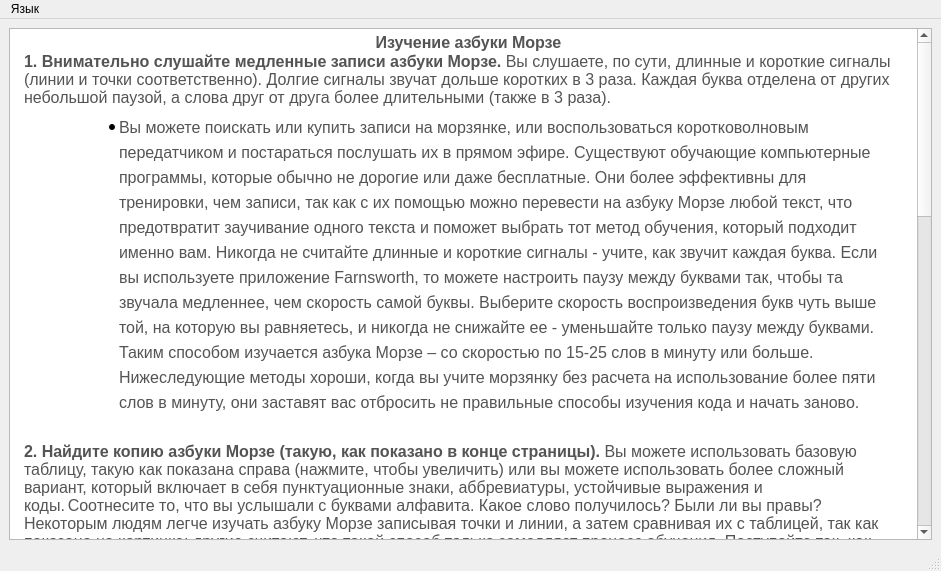
This is Morze/studywindow.ui in akbarshar1pov/morze as Qt 5 draws it before an edit. The edited form follows.
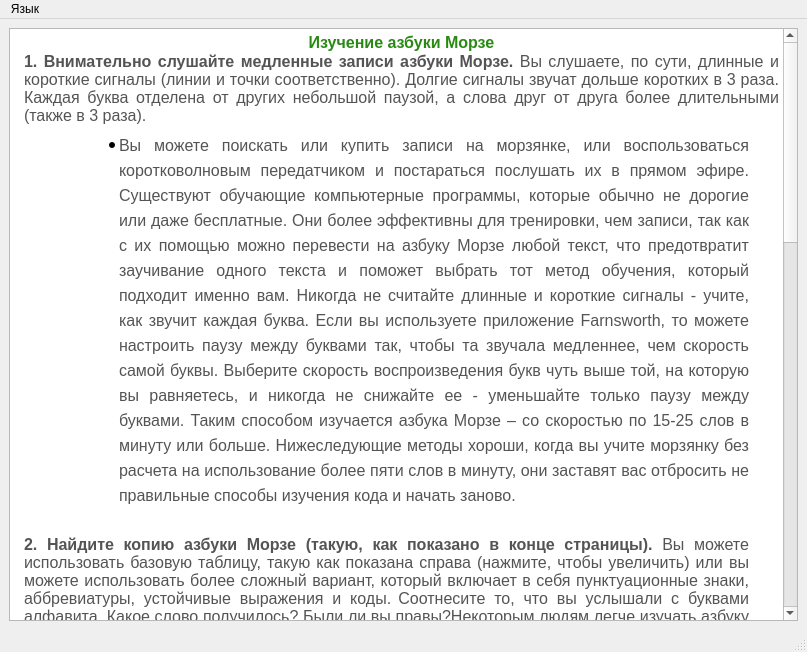
This is the edited form. Icons and pictures are not drawn.

Commit message: add pictures for 'learning morze code' part

What changed in the file:
```diff
--- a/Morze/studywindow.ui
+++ b/Morze/studywindow.ui
@@ -6,8 +6,8 @@
    <rect>
     <x>0</x>
     <y>0</y>
-    <width>941</width>
-    <height>571</height>
+    <width>807</width>
+    <height>652</height>
    </rect>
   </property>
   <property name="windowTitle">
@@ -37,22 +37,28 @@
 &lt;html&gt;&lt;head&gt;&lt;meta name=&quot;qrichtext&quot; content=&quot;1&quot; /&gt;&lt;style type=&quot;text/css&quot;&gt;
 p, li { white-space: pre-wrap; }
 &lt;/style&gt;&lt;/head&gt;&lt;body style=&quot; font-family:'MS Shell Dlg 2'; font-size:12pt; font-weight:400; font-style:normal;&quot;&gt;
-&lt;p align=&quot;center&quot; style=&quot; margin-top:0px; margin-bottom:0px; margin-left:10px; margin-right:0px; -qt-block-indent:0; text-indent:0px;&quot;&gt;&lt;span style=&quot; font-family:'Helvetica','Nimbus Sans L','Arial','Liberation Sans','sans-serif'; font-weight:600; color:#545454;&quot;&gt;Изучение азбуки Морзе&lt;/span&gt;&lt;/p&gt;
-&lt;p style=&quot; margin-top:0px; margin-bottom:0px; margin-left:10px; margin-right:0px; -qt-block-indent:0; text-indent:0px;&quot;&gt;&lt;span style=&quot; font-family:'Helvetica','Nimbus Sans L','Arial','Liberation Sans','sans-serif'; font-weight:600; color:#545454;&quot;&gt;1. &lt;/span&gt;&lt;span style=&quot; font-family:'inherit'; font-size:16px; font-weight:600; color:#545454;&quot;&gt;Внимательно слушайте медленные записи азбуки Морзе.&lt;/span&gt;&lt;span style=&quot; font-family:'Helvetica','Nimbus Sans L','Arial','Liberation Sans','sans-serif'; font-size:16px; color:#545454;&quot;&gt; Вы слушаете, по сути, длинные и короткие сигналы (линии и точки соответственно). Долгие сигналы звучат дольше коротких в 3 раза. Каждая буква отделена от других небольшой паузой, а слова друг от друга более длительными (также в 3 раза).&lt;/span&gt;&lt;/p&gt;
-&lt;ul style=&quot;margin-top: 0px; margin-bottom: 0px; margin-left: 0px; margin-right: 0px; -qt-list-indent: 1;&quot;&gt;&lt;li style=&quot; font-family:'inherit'; font-size:16px; color:#545454; background-color:#ffffff;&quot; style=&quot; margin-top:5px; margin-bottom:0px; margin-left:65px; margin-right:30px; -qt-block-indent:0; text-indent:0px; line-height:25px;&quot;&gt;&lt;span style=&quot; font-size:16px;&quot;&gt;Вы можете поискать или купить записи на морзянке, или воспользоваться коротковолновым передатчиком и постараться послушать их в прямом эфире. Существуют обучающие компьютерные программы, которые обычно не дорогие или даже бесплатные. Они более эффективны для тренировки, чем записи, так как с их помощью можно перевести на азбуку Морзе любой текст, что предотвратит заучивание одного текста и поможет выбрать тот метод обучения, который подходит именно вам. Никогда не считайте длинные и короткие сигналы - учите, как звучит каждая буква. Если вы используете приложение Farnsworth, то можете настроить паузу между буквами так, чтобы та звучала медленнее, чем скорость самой буквы. Выберите скорость воспроизведения букв чуть выше той, на которую вы равняетесь, и никогда не снижайте ее - уменьшайте только паузу между буквами. Таким способом изучается азбука Морзе – со скоростью по 15-25 слов в минуту или больше. Нижеследующие методы хороши, когда вы учите морзянку без расчета на использование более пяти слов в минуту, они заставят вас отбросить не правильные способы изучения кода и начать заново.&lt;/span&gt;&lt;/li&gt;&lt;/ul&gt;
+&lt;p align=&quot;center&quot; style=&quot; margin-top:0px; margin-bottom:0px; margin-left:10px; margin-right:0px; -qt-block-indent:0; text-indent:0px;&quot;&gt;&lt;span style=&quot; font-family:'Helvetica','Nimbus Sans L','Arial','Liberation Sans','sans-serif'; font-weight:600; color:#288a12;&quot;&gt;Изучение азбуки Морзе&lt;/span&gt;&lt;/p&gt;
+&lt;p style=&quot; margin-top:0px; margin-bottom:0px; margin-left:10px; margin-right:0px; -qt-block-indent:0; text-indent:0px;&quot;&gt;&lt;img src=&quot;:/img/1_Step_for_study_morze_code.jfif&quot; /&gt;&lt;/p&gt;
+&lt;p align=&quot;justify&quot; style=&quot; margin-top:0px; margin-bottom:0px; margin-left:10px; margin-right:0px; -qt-block-indent:0; text-indent:0px;&quot;&gt;&lt;span style=&quot; font-family:'Helvetica','Nimbus Sans L','Arial','Liberation Sans','sans-serif'; font-weight:600; color:#545454;&quot;&gt;1. &lt;/span&gt;&lt;span style=&quot; font-family:'inherit'; font-size:16px; font-weight:600; color:#545454;&quot;&gt;Внимательно слушайте медленные записи азбуки Морзе.&lt;/span&gt;&lt;span style=&quot; font-family:'Helvetica','Nimbus Sans L','Arial','Liberation Sans','sans-serif'; font-size:16px; color:#545454;&quot;&gt; Вы слушаете, по сути, длинные и короткие сигналы (линии и точки соответственно). Долгие сигналы звучат дольше коротких в 3 раза. Каждая буква отделена от других небольшой паузой, а слова друг от друга более длительными (также в 3 раза).&lt;/span&gt;&lt;/p&gt;
+&lt;ul style=&quot;margin-top: 0px; margin-bottom: 0px; margin-left: 0px; margin-right: 0px; -qt-list-indent: 1;&quot;&gt;&lt;li style=&quot; font-family:'inherit'; font-size:16px; color:#545454; background-color:#ffffff;&quot; align=&quot;justify&quot; style=&quot; margin-top:5px; margin-bottom:0px; margin-left:65px; margin-right:30px; -qt-block-indent:0; text-indent:0px; line-height:25px;&quot;&gt;&lt;span style=&quot; font-size:16px;&quot;&gt;Вы можете поискать или купить записи на морзянке, или воспользоваться коротковолновым передатчиком и постараться послушать их в прямом эфире. Существуют обучающие компьютерные программы, которые обычно не дорогие или даже бесплатные. Они более эффективны для тренировки, чем записи, так как с их помощью можно перевести на азбуку Морзе любой текст, что предотвратит заучивание одного текста и поможет выбрать тот метод обучения, который подходит именно вам. Никогда не считайте длинные и короткие сигналы - учите, как звучит каждая буква. Если вы используете приложение Farnsworth, то можете настроить паузу между буквами так, чтобы та звучала медленнее, чем скорость самой буквы. Выберите скорость воспроизведения букв чуть выше той, на которую вы равняетесь, и никогда не снижайте ее - уменьшайте только паузу между буквами. Таким способом изучается азбука Морзе – со скоростью по 15-25 слов в минуту или больше. Нижеследующие методы хороши, когда вы учите морзянку без расчета на использование более пяти слов в минуту, они заставят вас отбросить не правильные способы изучения кода и начать заново.&lt;/span&gt;&lt;/li&gt;&lt;/ul&gt;
 &lt;p style=&quot;-qt-paragraph-type:empty; margin-top:5px; margin-bottom:0px; margin-left:65px; margin-right:30px; -qt-block-indent:1; text-indent:0px; line-height:25px; font-family:'inherit'; font-size:16px; color:#545454; background-color:#ffffff;&quot;&gt;&lt;br /&gt;&lt;/p&gt;
-&lt;p style=&quot; margin-top:0px; margin-bottom:0px; margin-left:10px; margin-right:30px; -qt-block-indent:0; text-indent:0px;&quot;&gt;&lt;span style=&quot; font-family:'inherit'; font-size:16px; font-weight:600; color:#545454;&quot;&gt;2. Найдите копию азбуки Морзе (такую, как показано в конце страницы).&lt;/span&gt;&lt;span style=&quot; font-family:'Helvetica','Nimbus Sans L','Arial','Liberation Sans','sans-serif'; font-size:16px; color:#545454;&quot;&gt; Вы можете использовать базовую таблицу, такую как показана справа (нажмите, чтобы увеличить) или вы можете использовать более сложный вариант, который включает в себя пунктуационные знаки, аббревиатуры, устойчивые выражения и коды.&lt;/span&gt;&lt;span style=&quot; font-family:'inherit'; font-size:16px; color:#545454; vertical-align:super;&quot;&gt; &lt;/span&gt;&lt;span style=&quot; font-family:'Helvetica','Nimbus Sans L','Arial','Liberation Sans','sans-serif'; font-size:16px; color:#545454;&quot;&gt;Соотнесите то, что вы услышали с буквами алфавита. Какое слово получилось? Были ли вы правы?Некоторым людям легче изучать азбуку Морзе записывая точки и линии, а затем сравнивая их с таблицей, так как показано на картинке; другие считают, что такой способ только замедляет процесс обучения. Поступайте так, как вам больше нравиться. Если вы выберете способ, который не предполагает транскрипции записанных точек и линий, то вы можете использовать таблицу произношения, которая содержит звуки сигналов азбуки Морзе, таким образом, как вы их слышите.&lt;/span&gt;&lt;/p&gt;
+&lt;p style=&quot; margin-top:0px; margin-bottom:0px; margin-left:10px; margin-right:30px; -qt-block-indent:0; text-indent:0px;&quot;&gt;&lt;img src=&quot;:/img/2_Step_for_study_morze_code.jfif&quot; /&gt;&lt;/p&gt;
+&lt;p align=&quot;justify&quot; style=&quot; margin-top:0px; margin-bottom:0px; margin-left:10px; margin-right:30px; -qt-block-indent:0; text-indent:0px;&quot;&gt;&lt;span style=&quot; font-family:'inherit'; font-size:16px; font-weight:600; color:#545454;&quot;&gt;2. Найдите копию азбуки Морзе (такую, как показано в конце страницы).&lt;/span&gt;&lt;span style=&quot; font-family:'Helvetica','Nimbus Sans L','Arial','Liberation Sans','sans-serif'; font-size:16px; color:#545454;&quot;&gt; Вы можете использовать базовую таблицу, такую как показана справа (нажмите, чтобы увеличить) или вы можете использовать более сложный вариант, который включает в себя пунктуационные знаки, аббревиатуры, устойчивые выражения и коды.&lt;/span&gt;&lt;span style=&quot; font-family:'inherit'; font-size:16px; color:#545454; vertical-align:super;&quot;&gt; &lt;/span&gt;&lt;span style=&quot; font-family:'Helvetica','Nimbus Sans L','Arial','Liberation Sans','sans-serif'; font-size:16px; color:#545454;&quot;&gt;Соотнесите то, что вы услышали с буквами алфавита. Какое слово получилось? Были ли вы правы?Некоторым людям легче изучать азбуку Морзе записывая точки и линии, а затем сравнивая их с таблицей, так как показано на картинке; другие считают, что такой способ только замедляет процесс обучения. Поступайте так, как вам больше нравиться. Если вы выберете способ, который не предполагает транскрипции записанных точек и линий, то вы можете использовать таблицу произношения, которая содержит звуки сигналов азбуки Морзе, таким образом, как вы их слышите.&lt;/span&gt;&lt;/p&gt;
 &lt;p style=&quot;-qt-paragraph-type:empty; margin-top:0px; margin-bottom:0px; margin-left:10px; margin-right:30px; -qt-block-indent:0; text-indent:0px; font-family:'Helvetica','Nimbus Sans L','Arial','Liberation Sans','sans-serif'; font-size:16px; color:#545454;&quot;&gt;&lt;br /&gt;&lt;/p&gt;
-&lt;p style=&quot; margin-top:0px; margin-bottom:0px; margin-left:10px; margin-right:30px; -qt-block-indent:0; text-indent:0px;&quot;&gt;&lt;span style=&quot; font-family:'Helvetica','Nimbus Sans L','Arial','Liberation Sans','sans-serif'; font-weight:600; color:#545454;&quot;&gt;3. &lt;/span&gt;&lt;span style=&quot; font-family:'inherit'; font-size:16px; font-weight:600; color:#545454;&quot;&gt;Произносите.&lt;/span&gt;&lt;span style=&quot; font-family:'Helvetica','Nimbus Sans L','Arial','Liberation Sans','sans-serif'; font-size:16px; color:#545454;&quot;&gt; Отрабатывайте перевод простых слов и предложений на азбуку Морзе. Вначале вы можете записать слово, затем озвучить его, но со временем вам надо постараться сразу проговаривать слово. Вот, к примеру, английское слово “cat”. &lt;/span&gt;&lt;/p&gt;
-&lt;p style=&quot; margin-top:0px; margin-bottom:0px; margin-left:10px; margin-right:30px; -qt-block-indent:0; text-indent:0px;&quot;&gt;&lt;span style=&quot; font-family:'Helvetica','Nimbus Sans L','Arial','Liberation Sans','sans-serif'; font-size:16px; color:#545454;&quot;&gt;Запишите его: &amp;quot;&lt;/span&gt;&lt;span style=&quot; font-family:'inherit'; font-size:16px; color:#545454;&quot;&gt;-.-.&amp;quot;   &amp;quot;.-&amp;quot;   &amp;quot;-&amp;quot;, &lt;/span&gt;&lt;span style=&quot; font-family:'Helvetica','Nimbus Sans L','Arial','Liberation Sans','sans-serif'; font-size:16px; color:#545454;&quot;&gt;после озвучьте слово (вы можете использовать кнопки на мобильном телефоне или озвучить с помощью голоса – именно этот способ, скорее всего, поможет вам скорее освоить азбуку Морзе). Чтобы произносить азбуку Морзе, вы должны помнить, что дит произносится с коротким «и» и глухой «т». Дах – это короткий звук. На английском языке слово “cat” произноситься как «дах-ди-дах-ди ди-дах дах». Как только вы освоитесь, выберите детскую книгу и постарайтесь перевести ее текст в азбуку Морзе, без записывания букв. Запишите себя и проиграйте запись после, чтобы проверить насколько правильно вы справились.&lt;/span&gt;&lt;/p&gt;
-&lt;ul style=&quot;margin-top: 0px; margin-bottom: 0px; margin-left: 0px; margin-right: 0px; -qt-list-indent: 1;&quot;&gt;&lt;li style=&quot; font-family:'inherit'; font-size:16px; color:#545454; background-color:#ffffff;&quot; style=&quot; margin-top:5px; margin-bottom:0px; margin-left:65px; margin-right:30px; -qt-block-indent:0; text-indent:0px; line-height:25px;&quot;&gt;&lt;span style=&quot; font-size:16px;&quot;&gt;Не забывайте про паузы. Каждую букву должны отделять паузы, по длине равные озвучке тире (т.е. в три раза дольше звучания точки). Каждое слово должно окружаться паузами, длина пауз - порядка 7 длин звучания точки. Чем лучше вы отработаете расстановку пауз, тем проще будет понять ваш код.&lt;/span&gt;&lt;/li&gt;&lt;/ul&gt;
+&lt;p style=&quot; margin-top:0px; margin-bottom:0px; margin-left:10px; margin-right:30px; -qt-block-indent:0; text-indent:0px;&quot;&gt;&lt;img src=&quot;:/img/3_Step_for_study_morze_code.jfif&quot; /&gt;&lt;/p&gt;
+&lt;p align=&quot;justify&quot; style=&quot; margin-top:0px; margin-bottom:0px; margin-left:10px; margin-right:30px; -qt-block-indent:0; text-indent:0px;&quot;&gt;&lt;span style=&quot; font-family:'Helvetica','Nimbus Sans L','Arial','Liberation Sans','sans-serif'; font-weight:600; color:#545454;&quot;&gt;3. &lt;/span&gt;&lt;span style=&quot; font-family:'inherit'; font-size:16px; font-weight:600; color:#545454;&quot;&gt;Произносите.&lt;/span&gt;&lt;span style=&quot; font-family:'Helvetica','Nimbus Sans L','Arial','Liberation Sans','sans-serif'; font-size:16px; color:#545454;&quot;&gt; Отрабатывайте перевод простых слов и предложений на азбуку Морзе. Вначале вы можете записать слово, затем озвучить его, но со временем вам надо постараться сразу проговаривать слово. Вот, к примеру, английское слово “cat”. &lt;/span&gt;&lt;/p&gt;
+&lt;p align=&quot;justify&quot; style=&quot; margin-top:0px; margin-bottom:0px; margin-left:10px; margin-right:30px; -qt-block-indent:0; text-indent:0px;&quot;&gt;&lt;span style=&quot; font-family:'Helvetica','Nimbus Sans L','Arial','Liberation Sans','sans-serif'; font-size:16px; color:#545454;&quot;&gt;Запишите его: &amp;quot;&lt;/span&gt;&lt;span style=&quot; font-family:'inherit'; font-size:16px; color:#545454;&quot;&gt;-.-.&amp;quot;   &amp;quot;.-&amp;quot;   &amp;quot;-&amp;quot;, &lt;/span&gt;&lt;span style=&quot; font-family:'Helvetica','Nimbus Sans L','Arial','Liberation Sans','sans-serif'; font-size:16px; color:#545454;&quot;&gt;после озвучьте слово (вы можете использовать кнопки на мобильном телефоне или озвучить с помощью голоса – именно этот способ, скорее всего, поможет вам скорее освоить азбуку Морзе). Чтобы произносить азбуку Морзе, вы должны помнить, что дит произносится с коротким «и» и глухой «т». Дах – это короткий звук. На английском языке слово “cat” произноситься как «дах-ди-дах-ди ди-дах дах». Как только вы освоитесь, выберите детскую книгу и постарайтесь перевести ее текст в азбуку Морзе, без записывания букв. Запишите себя и проиграйте запись после, чтобы проверить насколько правильно вы справились.&lt;/span&gt;&lt;/p&gt;
+&lt;ul style=&quot;margin-top: 0px; margin-bottom: 0px; margin-left: 0px; margin-right: 0px; -qt-list-indent: 1;&quot;&gt;&lt;li style=&quot; font-family:'inherit'; font-size:16px; color:#545454; background-color:#ffffff;&quot; align=&quot;justify&quot; style=&quot; margin-top:5px; margin-bottom:0px; margin-left:65px; margin-right:30px; -qt-block-indent:0; text-indent:0px; line-height:25px;&quot;&gt;&lt;span style=&quot; font-size:16px;&quot;&gt;Не забывайте про паузы. Каждую букву должны отделять паузы, по длине равные озвучке тире (т.е. в три раза дольше звучания точки). Каждое слово должно окружаться паузами, длина пауз - порядка 7 длин звучания точки. Чем лучше вы отработаете расстановку пауз, тем проще будет понять ваш код.&lt;/span&gt;&lt;/li&gt;&lt;/ul&gt;
 &lt;p style=&quot;-qt-paragraph-type:empty; margin-top:5px; margin-bottom:0px; margin-left:65px; margin-right:30px; -qt-block-indent:1; text-indent:0px; line-height:25px; font-family:'inherit'; font-size:16px; color:#545454; background-color:#ffffff;&quot;&gt;&lt;br /&gt;&lt;/p&gt;
-&lt;p style=&quot; margin-top:0px; margin-bottom:0px; margin-left:10px; margin-right:30px; -qt-block-indent:0; text-indent:0px;&quot;&gt;&lt;span style=&quot; font-family:'inherit'; font-size:16px; font-weight:600; color:#545454;&quot;&gt;4. Начните с запоминания самых простых букв.&lt;/span&gt;&lt;span style=&quot; font-family:'inherit'; font-size:16px; color:#545454; vertical-align:super;&quot;&gt; &lt;/span&gt;&lt;span style=&quot; font-family:'Helvetica','Nimbus Sans L','Arial','Liberation Sans','sans-serif'; font-size:16px; color:#545454;&quot;&gt;Если говорить про английский алфавит, то буква Т, обозначается как “-”, а буква Е, записывается как “.”. Буква М пишется как “- -”, а I - “. .”. Постепенно переходите к буквам, для записи которых требуется 3-4 символа точки или черточки подряд. Затем начните заучивать комбинации точек и линий, от простых к сложным. Самые сложные комбинации оставьте на изучение в последнюю очередь. К счастью к таким относятся самые редко используемые буквы (в английском языке это - Q, Y, X, и V), поэтому, как только вы поняли принцип построения букв в азбуке Морзе, то сфокусируйтесь на наиболее часто используемых буквах в начале. Обратите внимание, что в английском буквы E и T имеют самую короткую запись, а буквы K, Z, Q, и X имеют длинную форму записи.&lt;/span&gt;&lt;/p&gt;
+&lt;p style=&quot; margin-top:0px; margin-bottom:0px; margin-left:10px; margin-right:30px; -qt-block-indent:0; text-indent:0px;&quot;&gt;&lt;img src=&quot;:/img/4_Step_for_study_morze_code.jfif&quot; /&gt;&lt;/p&gt;
+&lt;p align=&quot;justify&quot; style=&quot; margin-top:0px; margin-bottom:0px; margin-left:10px; margin-right:30px; -qt-block-indent:0; text-indent:0px;&quot;&gt;&lt;span style=&quot; font-family:'inherit'; font-size:16px; font-weight:600; color:#545454;&quot;&gt;4. Начните с запоминания самых простых букв.&lt;/span&gt;&lt;span style=&quot; font-family:'inherit'; font-size:16px; color:#545454; vertical-align:super;&quot;&gt; &lt;/span&gt;&lt;span style=&quot; font-family:'Helvetica','Nimbus Sans L','Arial','Liberation Sans','sans-serif'; font-size:16px; color:#545454;&quot;&gt;Если говорить про английский алфавит, то буква Т, обозначается как “-”, а буква Е, записывается как “.”. Буква М пишется как “- -”, а I - “. .”. Постепенно переходите к буквам, для записи которых требуется 3-4 символа точки или черточки подряд. Затем начните заучивать комбинации точек и линий, от простых к сложным. Самые сложные комбинации оставьте на изучение в последнюю очередь. К счастью к таким относятся самые редко используемые буквы (в английском языке это - Q, Y, X, и V), поэтому, как только вы поняли принцип построения букв в азбуке Морзе, то сфокусируйтесь на наиболее часто используемых буквах в начале. Обратите внимание, что в английском буквы E и T имеют самую короткую запись, а буквы K, Z, Q, и X имеют длинную форму записи.&lt;/span&gt;&lt;/p&gt;
 &lt;p style=&quot;-qt-paragraph-type:empty; margin-top:0px; margin-bottom:0px; margin-left:10px; margin-right:30px; -qt-block-indent:0; text-indent:0px; font-family:'Helvetica','Nimbus Sans L','Arial','Liberation Sans','sans-serif'; font-size:16px; color:#545454;&quot;&gt;&lt;br /&gt;&lt;/p&gt;
-&lt;p style=&quot; margin-top:0px; margin-bottom:0px; margin-left:10px; margin-right:30px; -qt-block-indent:0; text-indent:0px;&quot;&gt;&lt;span style=&quot; font-family:'Helvetica','Nimbus Sans L','Arial','Liberation Sans','sans-serif'; font-weight:600; color:#545454;&quot;&gt;5. &lt;/span&gt;&lt;span style=&quot; font-family:'inherit'; font-size:16px; font-weight:600; color:#545454;&quot;&gt;Создавайте ассоциации.&lt;/span&gt;&lt;span style=&quot; font-family:'Helvetica','Nimbus Sans L','Arial','Liberation Sans','sans-serif'; font-size:16px; color:#545454;&quot;&gt; Например, “п” - “пи-лаа-поо-ёт, пи-лаа-ноо-ет”. С учетом того, что в мире существует больше одного алфавита, а вы читаете эту статью на русском языке, то вам, скорее всего, интересны ассоциации, подходящие для символов русского алфавита. По этой причине мы не приводим в данном пункте варианты для латиницы. Вместо этого мы советуем вам изучить статью, обратив особое внимание на мнемоническую форму каждой буквы. Существуют мнемонические коды для запоминания азбуки Морзе, которые придуманы много лет назад; вы можете купить их или найти их в интернете.&lt;/span&gt;&lt;/p&gt;
-&lt;ul style=&quot;margin-top: 0px; margin-bottom: 0px; margin-left: 0px; margin-right: 0px; -qt-list-indent: 1;&quot;&gt;&lt;li style=&quot; font-family:'inherit'; font-size:16px; color:#545454; background-color:#ffffff;&quot; style=&quot; margin-top:5px; margin-bottom:0px; margin-left:65px; margin-right:30px; -qt-block-indent:0; text-indent:0px; line-height:25px;&quot;&gt;&lt;span style=&quot; font-size:16px;&quot;&gt;Если вы любите музыку, то попробуйте выстроить ассоциации между морзянкой и мелодиями, с которыми вы знакомы. Так, симфония №5 Бетховена и ее характерное начало (да-да-да-даааа) могут встать рядом с латинской буквой “V” или римской цифрой “5”. Кстати, не правда ли, “победная” мелодия? Во время Второй Мировой вещание BBC начиналось с этих 4 нот именно из-за их ассоциации с английским словом “victory”, (победа)!&lt;/span&gt;&lt;/li&gt;&lt;/ul&gt;
-&lt;p style=&quot;-qt-paragraph-type:empty; margin-top:5px; margin-bottom:0px; margin-left:65px; margin-right:30px; -qt-block-indent:1; text-indent:0px; line-height:25px; font-family:'inherit'; font-size:16px; color:#545454; background-color:#ffffff;&quot;&gt;&lt;br /&gt;&lt;/p&gt;
-&lt;p style=&quot; margin-top:0px; margin-bottom:0px; margin-left:10px; margin-right:30px; -qt-block-indent:0; text-indent:0px;&quot;&gt;&lt;span style=&quot; font-family:'inherit'; font-size:16px; font-weight:600; color:#545454;&quot;&gt;6. Получайте удовольствие от обучения.&lt;/span&gt;&lt;span style=&quot; font-family:'Helvetica','Nimbus Sans L','Arial','Liberation Sans','sans-serif'; font-size:16px; color:#545454;&quot;&gt; Хотите привлечь друзей в изучение? Научите их моргать по азбуке Морзе. И если, скажем, друг отведет вас на не удачное свидание вслепую, то вы можете проморгать ему “SOS”! Используйте азбуку Морзе, чтобы зашифровать свои секретные записи, или вести дневник или даже рассказывать пошлые шутки, чтобы никто кроме вас и ваших друзей этого их не понял! Отправьте кому-нибудь открытку с текстом на морзянке. Признайтесь на морзянке в любви (это очень романтично). В общем, веселитесь, делайте то, что вам нравится, используя для этого азбуку Морзе - и вы выучите ее гораздо быстрее.&lt;/span&gt;&lt;/p&gt;&lt;/body&gt;&lt;/html&gt;</string>
+&lt;p style=&quot; margin-top:0px; margin-bottom:0px; margin-left:10px; margin-right:30px; -qt-block-indent:0; text-indent:0px;&quot;&gt;&lt;img src=&quot;:/img/5_Step_for_study_morze_code.jfif&quot; /&gt;&lt;/p&gt;
+&lt;p align=&quot;justify&quot; style=&quot; margin-top:0px; margin-bottom:0px; margin-left:10px; margin-right:30px; -qt-block-indent:0; text-indent:0px;&quot;&gt;&lt;span style=&quot; font-family:'Helvetica','Nimbus Sans L','Arial','Liberation Sans','sans-serif'; font-weight:600; color:#545454;&quot;&gt;5. &lt;/span&gt;&lt;span style=&quot; font-family:'inherit'; font-size:16px; font-weight:600; color:#545454;&quot;&gt;Создавайте ассоциации.&lt;/span&gt;&lt;span style=&quot; font-family:'Helvetica','Nimbus Sans L','Arial','Liberation Sans','sans-serif'; font-size:16px; color:#545454;&quot;&gt; Например, “п” - “пи-лаа-поо-ёт, пи-лаа-ноо-ет”. С учетом того, что в мире существует больше одного алфавита, а вы читаете эту статью на русском языке, то вам, скорее всего, интересны ассоциации, подходящие для символов русского алфавита. По этой причине мы не приводим в данном пункте варианты для латиницы. Вместо этого мы советуем вам изучить статью, обратив особое внимание на мнемоническую форму каждой буквы. Существуют мнемонические коды для запоминания азбуки Морзе, которые придуманы много лет назад; вы можете купить их или найти их в интернете.&lt;/span&gt;&lt;/p&gt;
+&lt;ul style=&quot;margin-top: 0px; margin-bottom: 0px; margin-left: 0px; margin-right: 0px; -qt-list-indent: 1;&quot;&gt;&lt;li style=&quot; font-family:'inherit'; font-size:16px; color:#545454; background-color:#ffffff;&quot; align=&quot;justify&quot; style=&quot; margin-top:5px; margin-bottom:0px; margin-left:65px; margin-right:30px; -qt-block-indent:0; text-indent:0px; line-height:25px;&quot;&gt;&lt;span style=&quot; font-size:16px;&quot;&gt;Если вы любите музыку, то попробуйте выстроить ассоциации между морзянкой и мелодиями, с которыми вы знакомы. Так, симфония №5 Бетховена и ее характерное начало (да-да-да-даааа) могут встать рядом с латинской буквой “V” или римской цифрой “5”. Кстати, не правда ли, “победная” мелодия? Во время Второй Мировой вещание BBC начиналось с этих 4 нот именно из-за их ассоциации с английским словом “victory”, (победа)!&lt;/span&gt;&lt;/li&gt;&lt;/ul&gt;
+&lt;p align=&quot;justify&quot; style=&quot;-qt-paragraph-type:empty; margin-top:5px; margin-bottom:0px; margin-left:65px; margin-right:30px; -qt-block-indent:1; text-indent:0px; line-height:25px; font-family:'inherit'; font-size:16px; color:#545454; background-color:#ffffff;&quot;&gt;&lt;br /&gt;&lt;/p&gt;
+&lt;p style=&quot; margin-top:0px; margin-bottom:0px; margin-left:10px; margin-right:30px; -qt-block-indent:0; text-indent:0px;&quot;&gt;&lt;img src=&quot;:/img/6_Step_for_study_morze_code.jfif&quot; /&gt;&lt;/p&gt;
+&lt;p align=&quot;justify&quot; style=&quot; margin-top:0px; margin-bottom:0px; margin-left:10px; margin-right:30px; -qt-block-indent:0; text-indent:0px;&quot;&gt;&lt;span style=&quot; font-family:'inherit'; font-size:16px; font-weight:600; color:#545454;&quot;&gt;6. Получайте удовольствие от обучения.&lt;/span&gt;&lt;span style=&quot; font-family:'Helvetica','Nimbus Sans L','Arial','Liberation Sans','sans-serif'; font-size:16px; color:#545454;&quot;&gt; Хотите привлечь друзей в изучение? Научите их моргать по азбуке Морзе. И если, скажем, друг отведет вас на не удачное свидание вслепую, то вы можете проморгать ему “SOS”! Используйте азбуку Морзе, чтобы зашифровать свои секретные записи, или вести дневник или даже рассказывать пошлые шутки, чтобы никто кроме вас и ваших друзей этого их не понял! Отправьте кому-нибудь открытку с текстом на морзянке. Признайтесь на морзянке в любви (это очень романтично). В общем, веселитесь, делайте то, что вам нравится, используя для этого азбуку Морзе - и вы выучите ее гораздо быстрее.&lt;/span&gt;&lt;/p&gt;&lt;/body&gt;&lt;/html&gt;</string>
       </property>
      </widget>
     </item>
@@ -63,7 +69,7 @@
     <rect>
      <x>0</x>
      <y>0</y>
-     <width>941</width>
+     <width>807</width>
      <height>26</height>
     </rect>
    </property>
```
